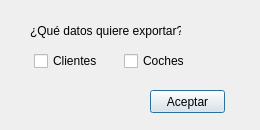
Before: the Qt Designer form dlgExportar.ui in nuriiaPHM/jaldamartinez, drawn with Qt 5.
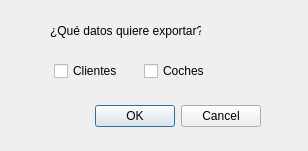
After: the same form once the commit is applied.

Patch:
```diff
--- a/dlgExportar.ui
+++ b/dlgExportar.ui
@@ -6,43 +6,34 @@
    <rect>
     <x>0</x>
     <y>0</y>
-    <width>260</width>
-    <height>130</height>
+    <width>308</width>
+    <height>151</height>
    </rect>
   </property>
-  <property name="minimumSize">
-   <size>
-    <width>260</width>
-    <height>130</height>
-   </size>
-  </property>
-  <property name="maximumSize">
-   <size>
-    <width>260</width>
-    <height>130</height>
-   </size>
-  </property>
   <property name="windowTitle">
    <string>Dialog</string>
   </property>
-  <widget class="QLabel" name="label">
+  <widget class="QDialogButtonBox" name="buttonBox">
    <property name="geometry">
     <rect>
-     <x>30</x>
-     <y>20</y>
-     <width>151</width>
-     <height>21</height>
+     <x>40</x>
+     <y>100</y>
+     <width>221</width>
+     <height>32</height>
     </rect>
    </property>
-   <property name="text">
-    <string>¿Qué datos quiere exportar?</string>
+   <property name="orientation">
+    <enum>Qt::Horizontal</enum>
+   </property>
+   <property name="standardButtons">
+    <set>QDialogButtonBox::Cancel|QDialogButtonBox::Ok</set>
    </property>
   </widget>
   <widget class="QWidget" name="layoutWidget_4">
    <property name="geometry">
     <rect>
-     <x>30</x>
-     <y>50</y>
+     <x>50</x>
+     <y>60</y>
      <width>179</width>
      <height>22</height>
     </rect>
@@ -88,17 +79,17 @@
     </item>
    </layout>
   </widget>
-  <widget class="QPushButton" name="btnAceptar">
+  <widget class="QLabel" name="label">
    <property name="geometry">
     <rect>
-     <x>150</x>
-     <y>90</y>
-     <width>75</width>
-     <height>23</height>
+     <x>50</x>
+     <y>20</y>
+     <width>151</width>
+     <height>21</height>
     </rect>
    </property>
    <property name="text">
-    <string>Aceptar</string>
+    <string>¿Qué datos quiere exportar?</string>
    </property>
   </widget>
  </widget>
```
Left out of the diff: 39 changed lines with no effect on the pictures.
